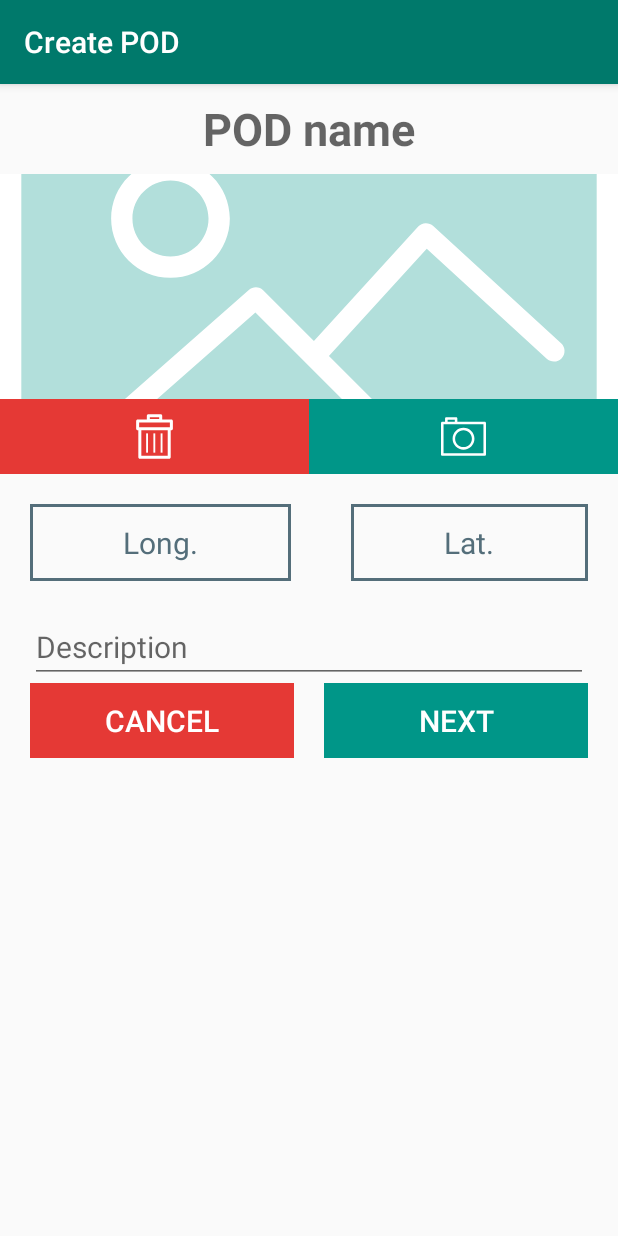
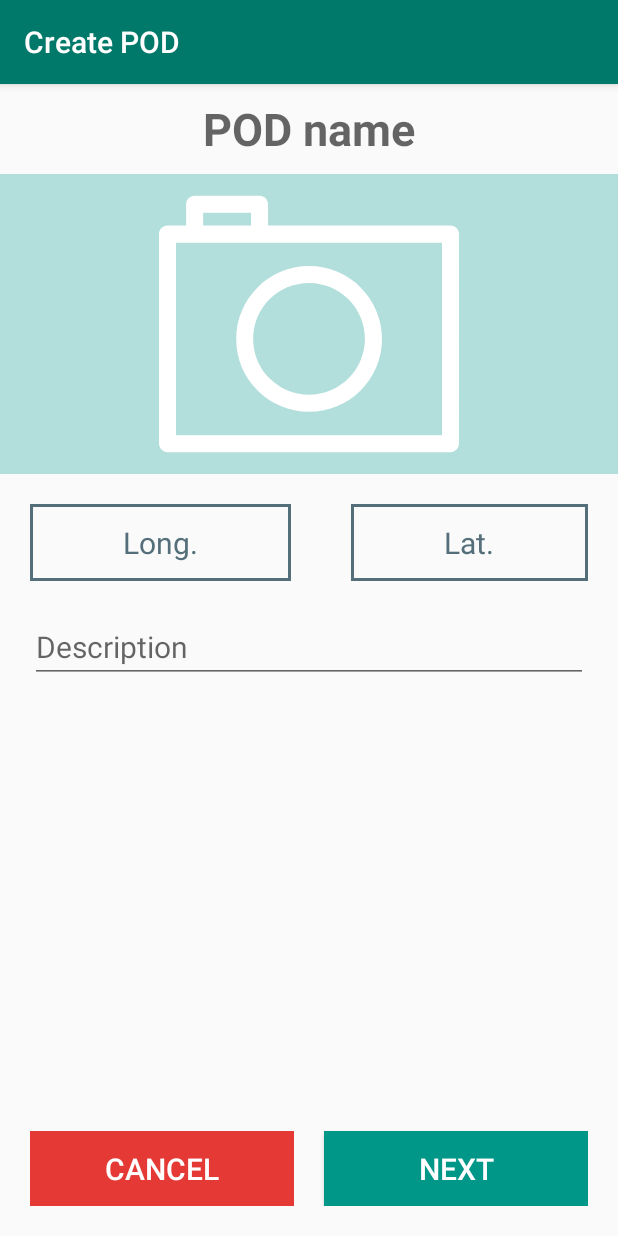
Before and after one commit to FinalCondom/SanTour, an Android app: the fragment CreatePodFragment placed in its activity, on a phone screen of 412 x 824 dp. Run offline under Robolectric (Android 15) with nearby library versions, the phone set to English and light mode, and no system bars; our stand-ins replace Firebase (no records; nobody signed in at launch, a user with empty details on screens opened directly).

Commit message:
poi - pod image

```diff
--- a/app/src/main/AndroidManifest.xml
+++ b/app/src/main/AndroidManifest.xml
@@ -37,9 +37,7 @@
             android:name="com.google.android.geo.API_KEY"
             android:value="@string/google_maps_key" />
 
-        <activity android:name=".MainActivity"
-            android:label="@string/app_name"
-            android:screenOrientation="portrait">
+        <activity android:name=".MainActivity">
             <intent-filter>
                 <action android:name="android.intent.action.MAIN" />
 
--- a/app/src/main/java/ch/hes/santour/CreatePodFragment.java
+++ b/app/src/main/java/ch/hes/santour/CreatePodFragment.java
@@ -29,7 +29,7 @@ public class CreatePodFragment extends Fragment {
     private EditText podName;
     private PODManager podManager;
     private final int CAMERA_REQUEST = 1;
-    private ImageView imageView;
+    private ImageButton imageButton;
     private Bitmap photo;
 
     public CreatePodFragment() {
@@ -47,7 +47,7 @@ public class CreatePodFragment extends Fragment {
                              Bundle savedInstanceState) {
 
         final View rootView = inflater.inflate(R.layout.fragment_create_pod, container, false);
-        imageView = (ImageView) rootView.findViewById(R.id.iv_pod_img);
+        imageButton = rootView.findViewById(R.id.ib_pod_take_picture);
         //We set up pod informations
         podName = rootView.findViewById(R.id.et_pod_name);
         podDescription = rootView.findViewById(R.id.et_pod_description);
@@ -106,7 +106,7 @@ public class CreatePodFragment extends Fragment {
             Bundle extras = data.getExtras();
             photo = (Bitmap) extras.get("data");
 
-            imageView.setImageBitmap(photo);
+            imageButton.setImageBitmap(photo);
         }
     }
 }
--- a/app/src/main/java/ch/hes/santour/CreatePoiFragment.java
+++ b/app/src/main/java/ch/hes/santour/CreatePoiFragment.java
@@ -32,7 +32,7 @@ public class CreatePoiFragment extends Fragment {
     private EditText poiDescription;
     private EditText poiName;
     private POIManager poiManager;
-    private ImageView imageView;
+    private ImageButton imageButton;
     private Bitmap photo;
     public CreatePoiFragment() {
 
@@ -45,7 +45,7 @@ public class CreatePoiFragment extends Fragment {
                              Bundle savedInstanceState) {
 
         final View rootView = inflater.inflate(R.layout.fragment_create_poi, container, false);
-        imageView = rootView.findViewById(R.id.iv_poi_img);
+        imageButton = rootView.findViewById(R.id.ib_poi_take_picture);
         //We set up poi informations
         poiName = rootView.findViewById(R.id.et_poi_name);
         poiDescription = rootView.findViewById(R.id.et_poi_description);
@@ -97,7 +97,7 @@ public class CreatePoiFragment extends Fragment {
             Bundle extras = data.getExtras();
             photo = (Bitmap) extras.get("data");
 
-            imageView.setImageBitmap(photo);
+            imageButton.setImageBitmap(photo);
         }
     }
 
--- a/app/src/main/java/ch/hes/santour/CreateTrackFragement.java
+++ b/app/src/main/java/ch/hes/santour/CreateTrackFragement.java
@@ -263,6 +263,9 @@ public class CreateTrackFragement extends Fragment implements OnMapReadyCallback
             LocationServices.FusedLocationApi.requestLocationUpdates(client,locationRequest,this);
         }
 
+
+
+
     }
 
     @Override
@@ -329,6 +332,7 @@ public class CreateTrackFragement extends Fragment implements OnMapReadyCallback
         currentLocationMarker = mMap.addMarker(markerOptions);
 
         mMap.moveCamera(CameraUpdateFactory.newLatLng(latLng));
+        mMap.animateCamera(CameraUpdateFactory.zoomBy(0));
 
         if(client != null)
         {
@@ -343,6 +347,8 @@ public class CreateTrackFragement extends Fragment implements OnMapReadyCallback
 
     public double calculeDistance()
     {
+
+       double Rayon = 6378000; //Rayon de la terre en mètre
 
 
         double lat_a_degre = FirstPoint.latitude;
--- a/app/src/main/res/drawable/ic_photo_camera.xml
+++ b/app/src/main/res/drawable/ic_photo_camera.xml
@@ -1,4 +1,4 @@
-<vector android:height="30dp" android:viewportHeight="39.474"
-    android:viewportWidth="39.474" android:width="30dp" xmlns:android="http://schemas.android.com/apk/res/android">
+<vector android:height="40dp" android:viewportHeight="39.474"
+    android:viewportWidth="39.474" android:width="40dp" xmlns:android="http://schemas.android.com/apk/res/android">
     <path android:fillColor="#FFFFFF" android:pathData="M19.75,12.11c2.63,0 5.05,1.06 6.78,2.81c1.73,1.73 2.81,4.13 2.81,6.78c0,2.65 -1.08,5.05 -2.81,6.78c-1.73,1.73 -4.14,2.81 -6.78,2.81c-2.65,0 -5.05,-1.08 -6.78,-2.81c-1.75,-1.73 -2.81,-4.13 -2.81,-6.78c0,-2.65 1.06,-5.05 2.81,-6.78C14.7,13.17 17.09,12.11 19.75,12.11L19.75,12.11zM3.57,6.78V3.98c0,-0.62 0.51,-1.11 1.13,-1.11h8.54c0.62,0 1.11,0.49 1.11,1.11v2.79h24.01c0.62,0 1.11,0.51 1.11,1.13v27.57c0,0.62 -0.49,1.13 -1.11,1.13H1.13C0.51,36.6 0,36.09 0,35.47V7.9c0,-0.62 0.51,-1.13 1.13,-1.13H3.57zM12.11,6.78V5.11H5.81v1.67H12.11zM37.24,9.03H13.24H4.7h-2.46v25.33h35V9.03zM24.93,16.49c-1.33,-1.32 -3.16,-2.14 -5.19,-2.14s-3.87,0.82 -5.21,2.14c-1.32,1.33 -2.14,3.17 -2.14,5.21c0,2.03 0.82,3.86 2.14,5.19c1.33,1.33 3.17,2.16 5.21,2.16s3.86,-0.82 5.19,-2.16c1.33,-1.33 2.16,-3.16 2.16,-5.19C27.09,19.67 26.27,17.82 24.93,16.49L24.93,16.49z"/>
 </vector>
--- a/app/src/main/res/layout/fragment_create_pod.xml
+++ b/app/src/main/res/layout/fragment_create_pod.xml
@@ -18,49 +18,25 @@
         android:textStyle="bold"
         android:textColor="@color/textTitle"/>
 
-    <ImageView
-        android:id="@+id/iv_pod_img"
-        android:layout_width="match_parent"
-        android:layout_height="150dp"
-        android:layout_alignParentLeft="true"
-        android:layout_alignParentStart="true"
-        android:layout_below="@+id/et_pod_name"
-        android:background="@color/img"
-        android:scaleType="centerCrop"
-        android:gravity="bottom"
-        android:src="@drawable/ic_img" />
-
     <LinearLayout
         android:layout_width="match_parent"
         android:layout_height="wrap_content"
-        android:layout_below="@+id/iv_pod_img"
+        android:layout_below="@+id/et_pod_name"
         android:orientation="horizontal"
-        android:weightSum="2"
+        android:weightSum="1"
         android:id="@+id/linearlayout_create_pod1">
 
-        <ImageButton
-            android:id="@+id/ib_pod_delete_picture"
-            android:layout_width="0dp"
-            android:layout_height="50dp"
-            android:layout_alignParentLeft="true"
-            android:layout_alignParentStart="true"
-            android:layout_below="@+id/iv_pod_img"
-            android:layout_weight="1"
-            android:background="@color/red"
-            android:src="@drawable/ic_trash" />
 
         <ImageButton
             android:id="@+id/ib_pod_take_picture"
-            android:layout_width="0dp"
-            android:layout_height="50dp"
-            android:layout_alignParentEnd="true"
-            android:layout_alignParentRight="true"
-            android:layout_below="@+id/iv_pod_img"
+            android:layout_width="match_parent"
+            android:layout_height="200dp"
+            android:layout_below="@+id/et_pod_name"
             android:layout_weight="1"
-            android:background="@color/green"
-            android:src="@drawable/ic_photo_camera" />
-
-
+            android:background="@color/img"
+            android:src="@drawable/ic_photo_camera"
+            android:scaleType="fitCenter"
+            />
     </LinearLayout>
 
 
@@ -123,22 +99,18 @@
     <LinearLayout
         android:id="@+id/linearlayout_create_pod3"
         android:layout_width="match_parent"
-        android:layout_height="wrap_content"
+        android:layout_height="match_parent"
         android:layout_below="@id/et_pod_description"
         android:layout_marginBottom="20dp"
         android:layout_marginLeft="20dp"
         android:layout_marginRight="20dp"
-        android:gravity="bottom"
-        android:weightSum="2">
+        android:weightSum="2"
+        android:gravity="bottom">
 
         <Button
             android:id="@+id/bt_pod_cancel"
-            android:layout_width="150dp"
+            android:layout_width="wrap_content"
             android:layout_height="50dp"
-            android:layout_alignLeft="@+id/et_pod_description"
-            android:layout_alignStart="@+id/et_pod_description"
-            android:layout_alignTop="@+id/et_pod_description"
-            android:layout_marginTop="50dp"
             android:layout_weight="1"
             android:background="@color/red"
             android:text="@string/cancel"
@@ -149,16 +121,14 @@
 
         <Button
             android:id="@+id/bt_pod_next"
-            android:layout_width="150dp"
+            android:layout_width="wrap_content"
             android:layout_height="50dp"
             android:layout_marginLeft="20dp"
             android:layout_weight="1"
             android:background="@color/green"
             android:text="@string/next"
             android:textColor="@color/white"
-            android:textSize="20dp"
-            style="@style/Widget.AppCompat.Button.Borderless"
-            />
+            android:textSize="20dp" />
     </LinearLayout>
 
 
--- a/app/src/main/res/layout/fragment_details_pod.xml
+++ b/app/src/main/res/layout/fragment_details_pod.xml
@@ -86,7 +86,7 @@
 
     <Button
         android:id="@+id/bt_pod_details_cancel"
-        android:layout_width="150dp"
+        android:layout_width="match_parent"
         android:layout_height="50dp"
         android:layout_weight="1"
         android:layout_marginRight="20dp"
@@ -99,7 +99,7 @@
 
     <Button
         android:id="@+id/bt_pod_details_save"
-        android:layout_width="150dp"
+        android:layout_width="match_parent"
         android:layout_height="50dp"
         android:layout_weight="1"
         android:layout_marginLeft="20dp"
--- a/app/src/main/res/layout/fragment_home.xml
+++ b/app/src/main/res/layout/fragment_home.xml
@@ -89,6 +89,7 @@
         android:src="@drawable/ic_santour_logo"
         app:layout_constraintStart_toStartOf="parent"
         app:layout_constraintTop_toTopOf="parent"
-        tools:ignore="MissingConstraints" />
+        tools:ignore="MissingConstraints"
+       />
 
 </android.support.constraint.ConstraintLayout>
```
Also changed, not shown: app/src/main/res/layout/fragment_create_poi.xml (+14 -37 lines).
